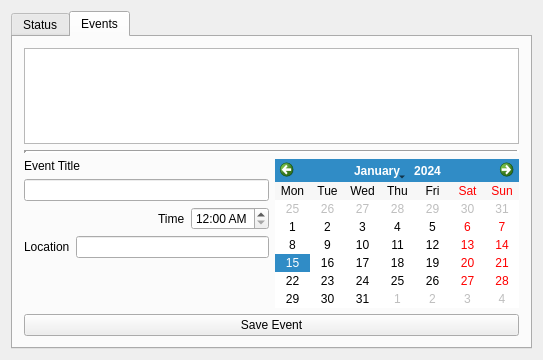
The window that Qt Project/CPETicker/mainwindow.ui (kareemn/CalPolyLEDBoard) describes before a commit, drawn with Qt 5.
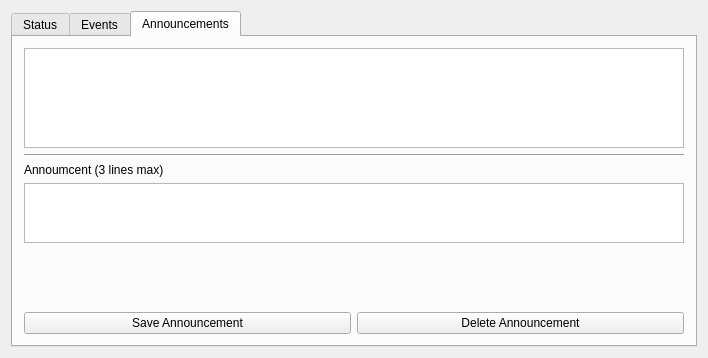
The same window after the commit.

Diff of the .ui file:
```diff
--- a/Qt Project/CPETicker/mainwindow.ui
+++ b/Qt Project/CPETicker/mainwindow.ui
@@ -6,8 +6,8 @@
    <rect>
     <x>0</x>
     <y>0</y>
-    <width>543</width>
-    <height>360</height>
+    <width>708</width>
+    <height>358</height>
    </rect>
   </property>
   <property name="windowTitle">
@@ -18,7 +18,7 @@
     <item>
      <widget class="QTabWidget" name="tabWidget">
       <property name="currentIndex">
-       <number>1</number>
+       <number>2</number>
       </property>
       <widget class="QWidget" name="status_tab">
        <attribute name="title">
@@ -51,7 +51,7 @@
        <attribute name="title">
         <string>Events</string>
        </attribute>
-       <layout class="QVBoxLayout" name="verticalLayout_4">
+       <layout class="QVBoxLayout" name="verticalLayout_6">
         <item>
          <widget class="QTableWidget" name="tableWidget">
           <property name="maximumSize">
@@ -96,11 +96,14 @@
          </widget>
         </item>
         <item>
-         <layout class="QHBoxLayout" name="horizontalLayout_3">
+         <layout class="QHBoxLayout" name="horizontalLayout">
           <item>
-           <layout class="QVBoxLayout" name="verticalLayout_3">
+           <layout class="QVBoxLayout" name="verticalLayout_4">
             <item>
-             <layout class="QVBoxLayout" name="verticalLayout_5">
+             <layout class="QVBoxLayout" name="verticalLayout_5"/>
+            </item>
+            <item>
+             <layout class="QHBoxLayout" name="horizontalLayout_2">
               <item>
                <widget class="QLabel" name="title_label">
                 <property name="text">
@@ -111,10 +114,36 @@
               <item>
                <widget class="QLineEdit" name="title_editbox"/>
               </item>
-             </layout>
-            </item>
-            <item>
-             <layout class="QHBoxLayout" name="horizontalLayout_2">
+              <item>
+               <spacer name="horizontalSpacer_2">
+                <property name="orientation">
+                 <enum>Qt::Horizontal</enum>
+                </property>
+                <property name="sizeHint" stdset="0">
+                 <size>
+                  <width>40</width>
+                  <height>20</height>
+                 </size>
+                </property>
+               </spacer>
+              </item>
+              <item>
+               <widget class="QLabel" name="location_label">
+                <property name="text">
+                 <string>Location</string>
+                </property>
+               </widget>
+              </item>
+              <item>
+               <widget class="QLineEdit" name="location_editbox">
+                <property name="maximumSize">
+                 <size>
+                  <width>100</width>
+                  <height>16777215</height>
+                 </size>
+                </property>
+               </widget>
+              </item>
               <item>
                <spacer name="horizontalSpacer">
                 <property name="orientation">
@@ -145,36 +174,97 @@
              </layout>
             </item>
             <item>
-             <layout class="QHBoxLayout" name="horizontalLayout">
+             <layout class="QVBoxLayout" name="verticalLayout_3">
               <item>
-               <widget class="QLabel" name="location_label">
+               <widget class="QLabel" name="description_label">
                 <property name="text">
                  <string>Location</string>
                 </property>
                </widget>
               </item>
               <item>
-               <widget class="QLineEdit" name="location_editbox"/>
+               <widget class="QTextEdit" name="description_editbox">
+                <property name="maximumSize">
+                 <size>
+                  <width>16777215</width>
+                  <height>40</height>
+                 </size>
+                </property>
+                <property name="font">
+                 <font>
+                  <family>Courier New</family>
+                  <pointsize>8</pointsize>
+                 </font>
+                </property>
+                <property name="verticalScrollBarPolicy">
+                 <enum>Qt::ScrollBarAlwaysOff</enum>
+                </property>
+                <property name="horizontalScrollBarPolicy">
+                 <enum>Qt::ScrollBarAlwaysOff</enum>
+                </property>
+                <property name="lineWrapMode">
+                 <enum>QTextEdit::FixedColumnWidth</enum>
+                </property>
+                <property name="lineWrapColumnOrWidth">
+                 <number>64</number>
+                </property>
+                <property name="acceptRichText">
+                 <bool>false</bool>
+                </property>
+               </widget>
+              </item>
+              <item>
+               <spacer name="verticalSpacer_2">
+                <property name="orientation">
+                 <enum>Qt::Vertical</enum>
+                </property>
+                <property name="sizeHint" stdset="0">
+                 <size>
+                  <width>20</width>
+                  <height>40</height>
+                 </size>
+                </property>
+               </spacer>
               </item>
              </layout>
             </item>
             <item>
-             <spacer name="verticalSpacer_2">
-              <property name="orientation">
-               <enum>Qt::Vertical</enum>
-              </property>
-              <property name="sizeHint" stdset="0">
-               <size>
-                <width>20</width>
-                <height>40</height>
-               </size>
-              </property>
-             </spacer>
+             <layout class="QHBoxLayout" name="horizontalLayout_3">
+              <item>
+               <widget class="QPushButton" name="save_button">
+                <property name="text">
+                 <string>Save Event</string>
+                </property>
+               </widget>
+              </item>
+              <item>
+               <widget class="QPushButton" name="delete_button">
+                <property name="text">
+                 <string>Delete Event</string>
+                </property>
+               </widget>
+              </item>
+             </layout>
             </item>
            </layout>
           </item>
           <item>
            <widget class="QCalendarWidget" name="date_widget">
+            <property name="sizePolicy">
+             <sizepolicy hsizetype="Preferred" vsizetype="Preferred">
+              <horstretch>0</horstretch>
+              <verstretch>0</verstretch>
+             </sizepolicy>
+            </property>
+            <property name="maximumSize">
+             <size>
+              <width>200</width>
+              <height>16777215</height>
+             </size>
+            </property>
+            <property name="horizontalHeaderFormat">
+             <enum>QCalendarWidget::SingleLetterDayNames</enum>
+            </property>
             <property name="verticalHeaderFormat">
              <enum>QCalendarWidget::NoVerticalHeader</enum>
             </property>
@@ -182,13 +272,123 @@
           </item>
          </layout>
         </item>
+       </layout>
+      </widget>
+      <widget class="QWidget" name="announcements_tab">
+       <attribute name="title">
+        <string>Announcements</string>
+       </attribute>
+       <layout class="QVBoxLayout" name="verticalLayout_8">
         <item>
-         <widget class="QPushButton" name="save_button">
-          <property name="text">
-           <string>Save Event</string>
+         <widget class="QTableWidget" name="tableWidget_2">
+          <property name="maximumSize">
+           <size>
+            <width>16777215</width>
+            <height>100</height>
+           </size>
           </property>
+          <property name="columnCount">
+           <number>1</number>
+          </property>
+          <attribute name="horizontalHeaderVisible">
+           <bool>false</bool>
+          </attribute>
+          <attribute name="horizontalHeaderStretchLastSection">
+           <bool>true</bool>
+          </attribute>
+          <attribute name="verticalHeaderVisible">
+           <bool>false</bool>
+          </attribute>
+          <attribute name="verticalHeaderDefaultSectionSize">
+           <number>20</number>
+          </attribute>
+          <column>
+           <property name="text">
+            <string>Event Title</string>
+           </property>
+          </column>
          </widget>
         </item>
+        <item>
+         <widget class="Line" name="line_2">
+          <property name="orientation">
+           <enum>Qt::Horizontal</enum>
+          </property>
+         </widget>
+        </item>
+        <item>
+         <layout class="QVBoxLayout" name="verticalLayout_7">
+          <item>
+           <widget class="QLabel" name="announcement_label">
+            <property name="text">
+             <string>Annoumcent (3 lines max)</string>
+            </property>
+           </widget>
+          </item>
+          <item>
+           <widget class="QTextEdit" name="announcement_editbox">
+            <property name="maximumSize">
+             <size>
+              <width>16777215</width>
+              <height>60</height>
+             </size>
+            </property>
+            <property name="font">
+             <font>
+              <family>Courier New</family>
+              <pointsize>8</pointsize>
+             </font>
+            </property>
+            <property name="verticalScrollBarPolicy">
+             <enum>Qt::ScrollBarAlwaysOff</enum>
+            </property>
+            <property name="horizontalScrollBarPolicy">
+             <enum>Qt::ScrollBarAlwaysOff</enum>
+            </property>
+            <property name="lineWrapMode">
+             <enum>QTextEdit::FixedColumnWidth</enum>
+            </property>
+            <property name="lineWrapColumnOrWidth">
+             <number>64</number>
+            </property>
+            <property name="acceptRichText">
+             <bool>false</bool>
+            </property>
+           </widget>
+          </item>
+          <item>
+           <spacer name="verticalSpacer_3">
+            <property name="orientation">
+             <enum>Qt::Vertical</enum>
+            </property>
+            <property name="sizeHint" stdset="0">
+             <size>
+              <width>20</width>
+              <height>40</height>
+             </size>
+            </property>
+           </spacer>
+          </item>
+          <item>
+           <layout class="QHBoxLayout" name="horizontalLayout_4">
+            <item>
+             <widget class="QPushButton" name="save_button_2">
+              <property name="text">
+               <string>Save Announcement</string>
+              </property>
+             </widget>
+            </item>
+            <item>
+             <widget class="QPushButton" name="delete_button_2">
+              <property name="text">
+               <string>Delete Announcement</string>
+              </property>
+             </widget>
+            </item>
+           </layout>
+          </item>
+         </layout>
+        </item>
        </layout>
       </widget>
      </widget>
```
Left out of the diff: 2 changed lines with no effect on the pictures.
